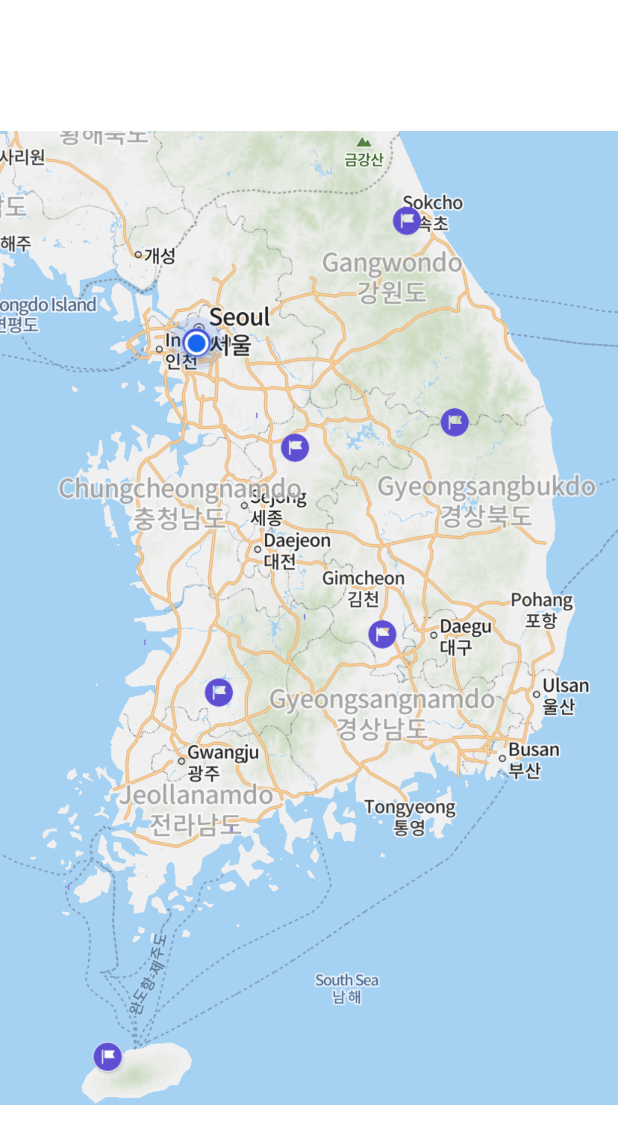
After one commit to applejuice8382/capstone2, an Android app: the layout main_map.xml on its own in the app's theme, with its tools: preview values and no code run, on a phone screen of 412 x 824 dp. The commit adds this screen. Shown: the top 1144 px of the screen. Run offline under Robolectric (Android 15) with nearby library versions, the phone set to English and light mode, and no system bars.

Commit message:
mainactivity update

```diff
--- a/app/src/main/res/layout/activity_main.xml
+++ b/app/src/main/res/layout/activity_main.xml
@@ -9,9 +9,9 @@
 
 
     <include
-        layout="@layout/mypage"
+        layout="@layout/main_map"
         android:layout_width="match_parent"
-        android:layout_height="match_parent" />
+        android:layout_height="wrap_content" />
 
     <include
         layout="@layout/bottomappbar"
--- /dev/null
+++ b/app/src/main/res/layout/main_map.xml
@@ -0,0 +1,12 @@
+<?xml version="1.0" encoding="utf-8"?>
+<LinearLayout xmlns:android="http://schemas.android.com/apk/res/android"
+    android:orientation="vertical"
+    android:layout_width="match_parent"
+    android:layout_height="match_parent">
+
+    <ImageView
+        android:layout_width="match_parent"
+        android:layout_height="match_parent"
+        android:src="@drawable/map1" />
+
+</LinearLayout>
```
Also changed, not shown: app/src/main/res/drawable/map1.png (added).
